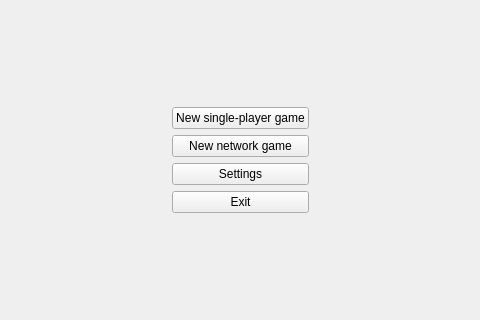
Before: the Qt Designer form src/gui/main_menu_widget.ui in dwarfovich/Bomberman, drawn with Qt 5; both pictures show x 104 to 584 and y 101 to 421 of the 688 by 522 pixel window.
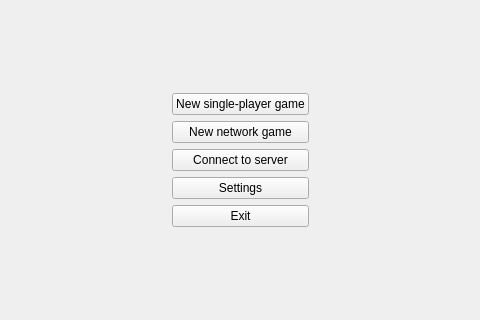
After: the same form once the commit is applied.

Patch:
```diff
--- a/src/gui/main_menu_widget.ui
+++ b/src/gui/main_menu_widget.ui
@@ -58,6 +58,13 @@
          </property>
         </widget>
        </item>
+       <item>
+        <widget class="QPushButton" name="connectToServerButton">
+         <property name="text">
+          <string>Connect to server</string>
+         </property>
+        </widget>
+       </item>
        <item>
         <widget class="QPushButton" name="settingsButton">
          <property name="text">
```
